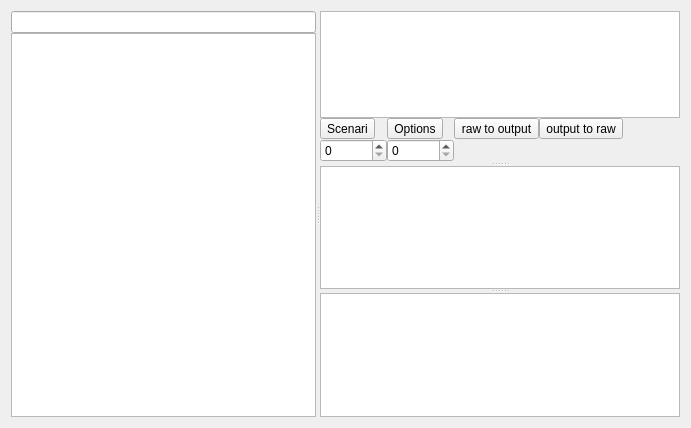
The window that plugins/padtoolsplugin/padwriter.ui (FreeHealth/freehealth) describes before a commit, drawn with Qt 5.
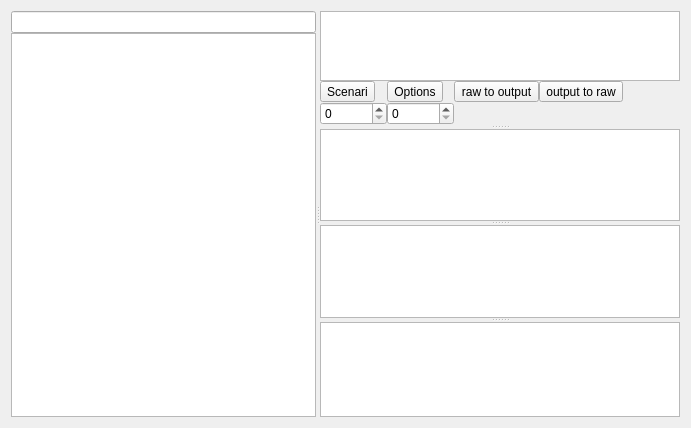
The same window after the commit. Custom widgets are drawn as their Qt base class.

Diff of the .ui file:
```diff
--- a/plugins/padtoolsplugin/padwriter.ui
+++ b/plugins/padtoolsplugin/padwriter.ui
@@ -138,6 +138,7 @@
         </layout>
        </widget>
        <widget class="PadTools::Internal::TokenOutputDocument" name="wysiwyg"/>
+       <widget class="QTextEdit" name="computedOutput"/>
       </widget>
       <widget class="QListWidget" name="listWidgetErrors">
        <property name="toolTip">
```
